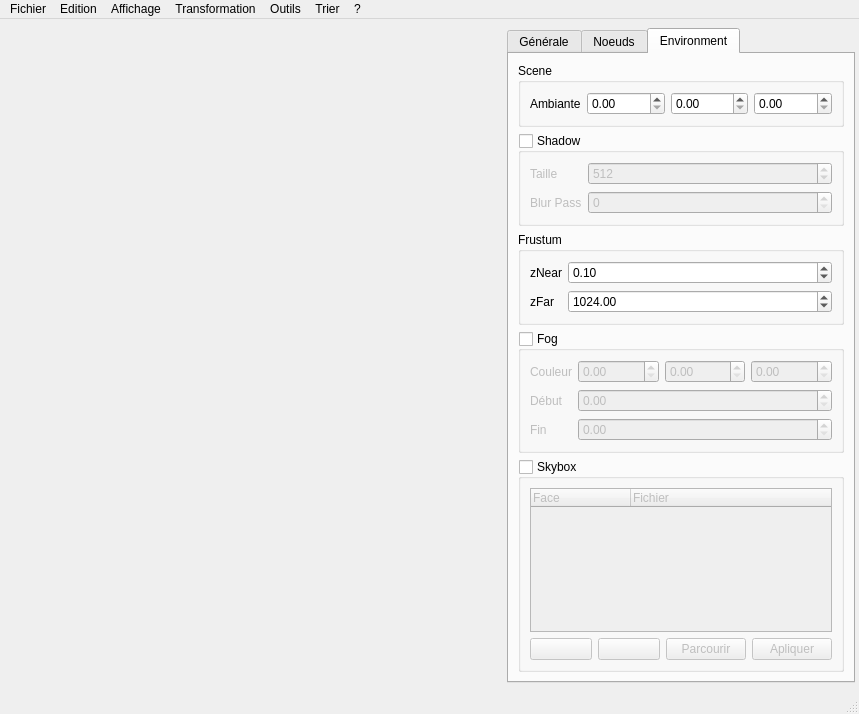
b4n92uid/theball-editor, file sources/interface.ui: the form before one commit.
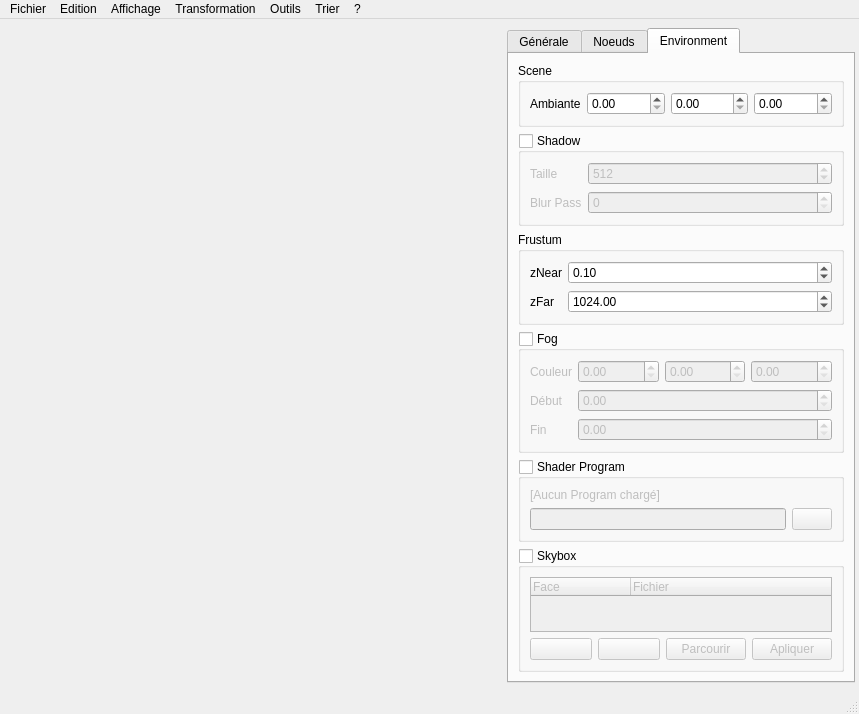
The form after the commit. The open tabs and pages were chosen to show the change. Icons and pictures are not drawn. Custom widgets are drawn as their Qt base class.

Commit message: 2 Changes... Improve interaction archetecture with nodes Modular architecture for material and shader work in progress...

```diff
--- a/sources/interface.ui
+++ b/sources/interface.ui
@@ -1297,6 +1297,49 @@
           </layout>
          </widget>
         </item>
+        <item>
+         <widget class="QGroupBox" name="env_shader_enable">
+          <property name="title">
+           <string>Shader Program</string>
+          </property>
+          <property name="checkable">
+           <bool>true</bool>
+          </property>
+          <property name="checked">
+           <bool>false</bool>
+          </property>
+          <layout class="QVBoxLayout" name="verticalLayout_8">
+           <item>
+            <widget class="QLabel" name="label_13">
+             <property name="text">
+              <string>[Aucun Program chargé]</string>
+             </property>
+            </widget>
+           </item>
+           <item>
+            <layout class="QHBoxLayout" name="horizontalLayout_14" stretch="9,1">
+             <property name="sizeConstraint">
+              <enum>QLayout::SetDefaultConstraint</enum>
+             </property>
+             <item>
+              <widget class="QLineEdit" name="env_shader_path"/>
+             </item>
+             <item>
+              <widget class="QPushButton" name="env_shader_browse">
+               <property name="text">
+                <string/>
+               </property>
+               <property name="icon">
+                <iconset resource="ressource.qrc">
+                 <normaloff>:/Medias/medias/open.png</normaloff>:/Medias/medias/open.png</iconset>
+               </property>
+              </widget>
+             </item>
+            </layout>
+           </item>
+          </layout>
+         </widget>
+        </item>
         <item>
          <widget class="QGroupBox" name="skybox_enable">
           <property name="enabled">
```
Left out of the diff: 43 changed lines with no effect on the pictures. The commit also changes 20 other files.
